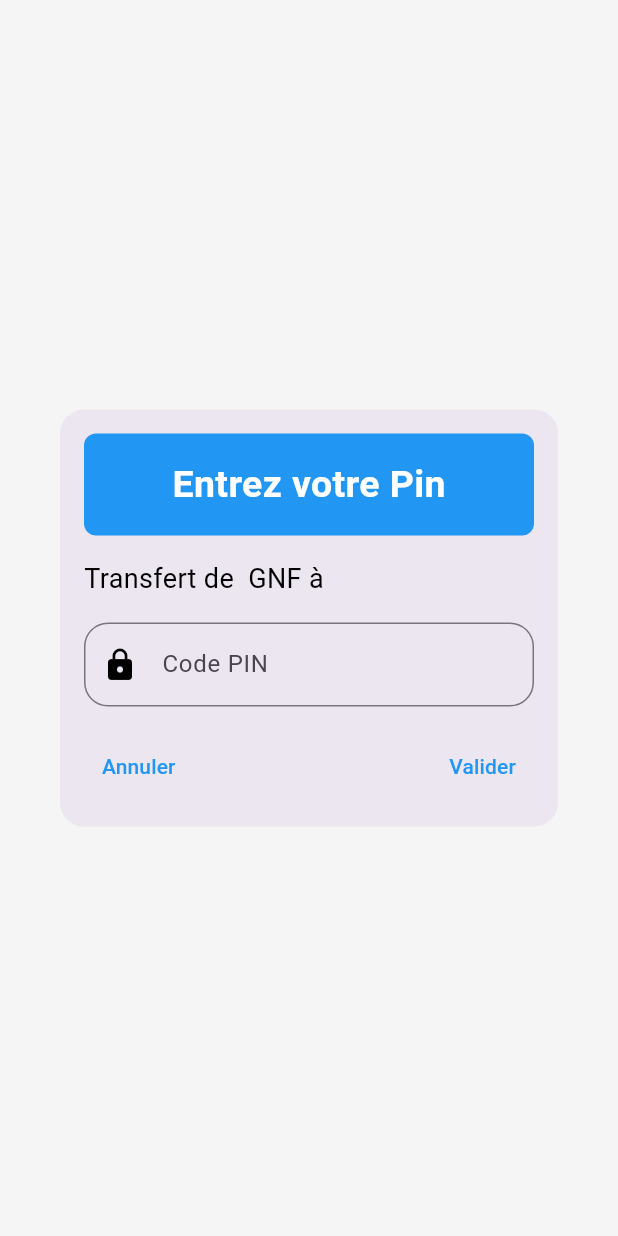
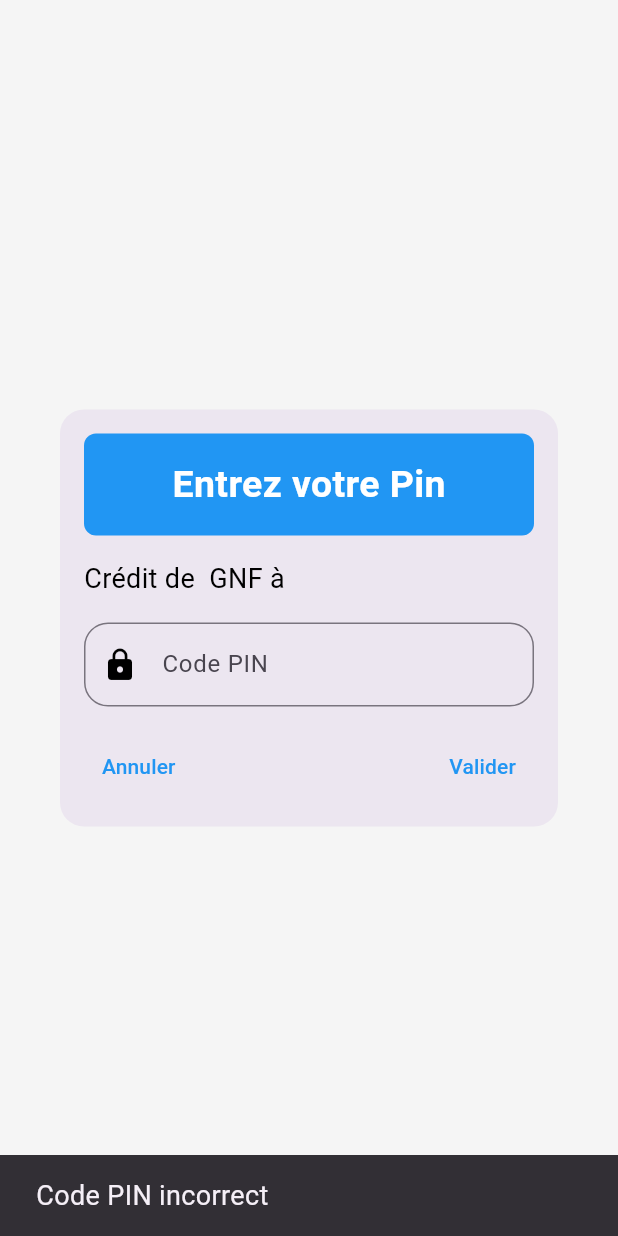
Before and after one commit to Aboubacar98/myapp, a Flutter app: the ShowPinDialog widget shown alone on an empty page, opened directly with empty values, after a tap on "Valider", on a phone screen of 412 x 824 dp. Run offline on Flutter 3.47's test engine with Material 3 defaults, Android fonts, the phone set to English and light mode, and no system bars; our stand-ins replace cloud_firestore, firebase_auth, firebase_core, flutter_svg, geolocator, google_maps_flutter; accounts and stored records are empty.

Commit message:
fonctionnalité transfert d'argent validé

```diff
--- a/lib/pages/AccountPage.dart
+++ b/lib/pages/AccountPage.dart
@@ -154,7 +154,6 @@ class AccountPage extends StatelessWidget {
                       final transaction = transactions[index];
                       final data = transaction.data() as Map<String, dynamic>;
 
-                      final title = data['title'] ?? 'Dépôt';
                       final amount = (data['amount'] is num)
                           ? data['amount'] as num
                           : double.tryParse(data['amount'].toString()) ?? 0.0;
@@ -162,9 +161,12 @@ class AccountPage extends StatelessWidget {
                           ? (data['date'] as Timestamp).toDate()
                           : DateTime.now();
                       final icon = data['icon'] ?? Icons.attach_money.codePoint;
-                      final type = data['type'] ?? 'Autre';
+                      final type = data['type'] ?? 'Autre'; // "Débit" ou "Crédit"
                       final phoneNumber =
                           data['phoneNumber'] ?? 'Numéro non disponible';
+
+                      // Déterminer le titre en fonction du type de transaction
+                      final title = type == 'Débit' ? 'Débit' : 'Crédit'; // Titre dynamique
 
                       IconData iconData;
                       try {
@@ -184,7 +186,7 @@ class AccountPage extends StatelessWidget {
                               color: type == 'Débit' ? Colors.red : Colors.green,
                             ),
                           ),
-                          title: Text(title),
+                          title: Text(title), // Affiche "Débit" ou "Crédit" ici
                           subtitle: Text(
                             '${amount.toString()} GNF\nNuméro: $phoneNumber\n${date.toLocal()}',
                             style: const TextStyle(fontSize: 12),
--- a/lib/widgets/ShowPinDialog.dart
+++ b/lib/widgets/ShowPinDialog.dart
@@ -1,15 +1,97 @@
 import 'package:flutter/material.dart';
 import 'package:flutter/services.dart';
+import 'package:cloud_firestore/cloud_firestore.dart';
+import 'package:myapp/pages/home_page.dart';
 
-class ShowPinDialog extends StatelessWidget {
+class ShowPinDialog extends StatefulWidget {
   final String phoneNumber;
   final String amount;
+  final String transactionType; // "Crédit" ou "Débit"
 
   const ShowPinDialog({
     super.key,
     required this.phoneNumber,
     required this.amount,
+    required this.transactionType, // Type de la transaction
   });
+
+  @override
+  _ShowPinDialogState createState() => _ShowPinDialogState();
+}
+
+class _ShowPinDialogState extends State<ShowPinDialog> {
+  final TextEditingController _pinController = TextEditingController();
+  final String _defaultPin = "1234"; // Code PIN par défaut
+
+  // Méthode pour sauvegarder une transaction dans Firestore
+  Future<void> _saveTransaction(double amount, String type, String phoneNumber) async {
+    final transaction = {
+      "amount": amount,
+      "type": type,  // "Débit" ou "Crédit" selon le type de transaction
+      "phoneNumber": phoneNumber,
+      "date": DateTime.now(),
+    };
+
+    try {
+      final userDoc = FirebaseFirestore.instance.collection('users').doc(phoneNumber);
+      final mainTransactionCollection = FirebaseFirestore.instance.collection('transactions'); // Collection principale des transactions
+
+      // Récupérer le solde actuel
+      final snapshot = await userDoc.get();
+
+      if (!snapshot.exists) {
+        // Si l'utilisateur n'existe pas, créer un nouveau document avec un solde initial
+        await userDoc.set({
+          "balance": amount,
+        });
+      } else {
+        final currentBalance = snapshot.data()?['balance'] ?? 0.0;
+        final newBalance = currentBalance + (type == "Débit" ? -amount : amount); // Calcul du solde en fonction du type de transaction
+
+        // Mettre à jour le solde
+        await userDoc.update({"balance": newBalance});
+      }
+
+      // Ajouter la transaction uniquement à la collection principale "transactions"
+      await mainTransactionCollection.add(transaction);
+
+      // Afficher un message de succès
+      ScaffoldMessenger.of(context).showSnackBar(
+        const SnackBar(content: Text('Transaction effectuée avec succès !')),
+      );
+
+      // Attendre 2 secondes avant de rediriger
+      await Future.delayed(const Duration(seconds: 2));
+
+      Navigator.pop(context); // Fermer la boîte de dialogue
+    } catch (e) {
+      ScaffoldMessenger.of(context).showSnackBar(
+        SnackBar(content: Text('Erreur lors de l\'enregistrement : $e')),
+      );
+    }
+  }
+
+  // Méthode pour valider le PIN
+  Future<void> _validateTransfer() async {
+    // Vérifier si le PIN est correct
+    if (_pinController.text == _defaultPin) {
+      // Récupérer le montant et le type de transaction
+      double amount = double.parse(widget.amount);
+      String transactionType = widget.transactionType;
+
+      // Sauvegarder la transaction
+      await _saveTransaction(amount, transactionType, widget.phoneNumber);
+
+      // Fermer le dialogue après la transaction
+      Navigator.pushReplacement(context, MaterialPageRoute(builder: (context) => const HomePage()));
+      //Navigator.of(context).popUntil((route) => route.isFirst, newRoute)
+    } else {
+      // Afficher un message d'erreur si le PIN est incorrect
+      ScaffoldMessenger.of(context).showSnackBar(
+        const SnackBar(content: Text("Code PIN incorrect")),
+      );
+    }
+  }
 
   @override
   Widget build(BuildContext context) {
@@ -21,21 +103,21 @@ class ShowPinDialog extends StatelessWidget {
         padding: const EdgeInsets.all(16),
         child: Column(
           mainAxisSize: MainAxisSize.min,
-          crossAxisAlignment: CrossAxisAlignment.stretch, // Étendre horizontalement
+          crossAxisAlignment: CrossAxisAlignment.stretch,
           children: [
             // Conteneur pour "Entrez votre Pin" avec un fond bleu
             Container(
-              width: double.infinity, // Prend toute la largeur disponible
+              width: double.infinity,
               padding: const EdgeInsets.symmetric(vertical: 16),
               decoration: BoxDecoration(
-                color: Colors.blue, // Fond bleu
-                borderRadius: BorderRadius.circular(8), // Coins arrondis
+                color: Colors.blue,
+                borderRadius: BorderRadius.circular(8),
               ),
               child: const Center(
                 child: Text(
                   "Entrez votre Pin",
                   style: TextStyle(
-                    color: Colors.white, // Texte en blanc
+                    color: Colors.white,
                     fontSize: 25,
                     fontWeight: FontWeight.bold,
                   ),
@@ -45,12 +127,13 @@ class ShowPinDialog extends StatelessWidget {
             const SizedBox(height: 16),
             // Afficher les informations du transfert
             Text(
-              "Transfert de $amount GNF à $phoneNumber",
+              "${widget.transactionType == 'Débit' ? 'Débit' : 'Crédit'} de ${widget.amount} GNF à ${widget.phoneNumber}",
               style: const TextStyle(color: Colors.black),
             ),
             const SizedBox(height: 16),
             // Champ pour entrer le code PIN
             TextField(
+              controller: _pinController,
               obscureText: true,
               keyboardType: TextInputType.number,
               inputFormatters: [
@@ -79,9 +162,7 @@ class ShowPinDialog extends StatelessWidget {
                   ),
                 ),
                 TextButton(
-                  onPressed: () {
-                    // Action pour valider le transfert
-                  },
+                  onPressed: _validateTransfer,
                   child: const Text(
                     "Valider",
                     style: TextStyle(color: Colors.blue),
```
Also changed, not shown: lib/pages/TransfertOrangePage.dart (+6 -5 lines).
